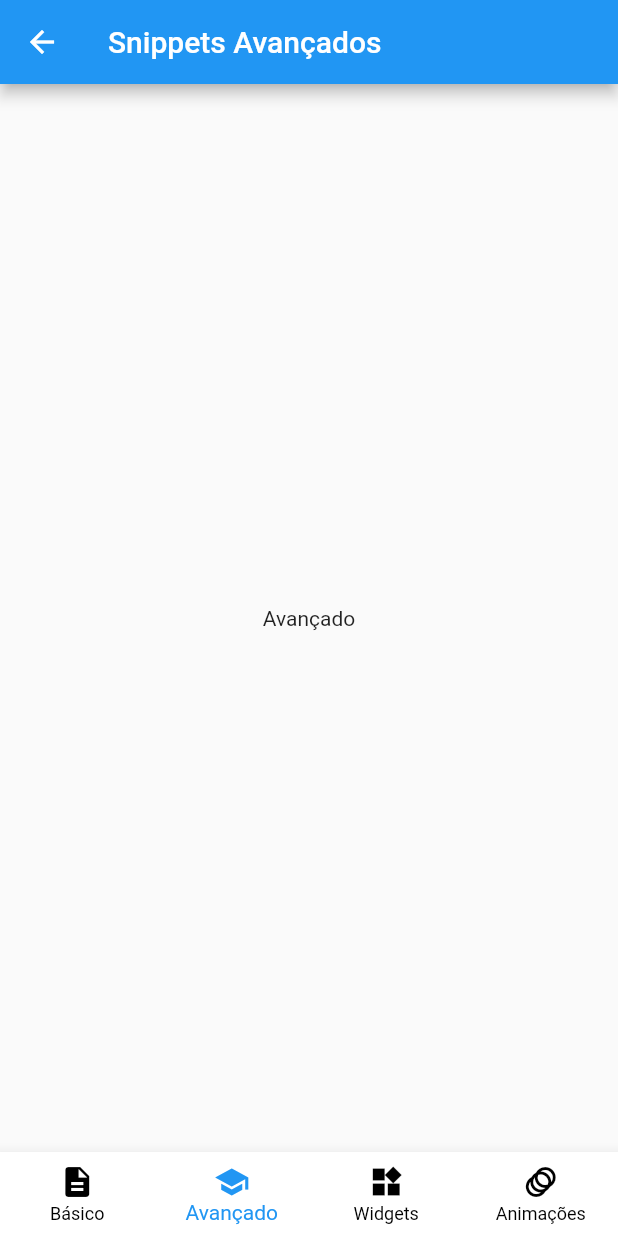
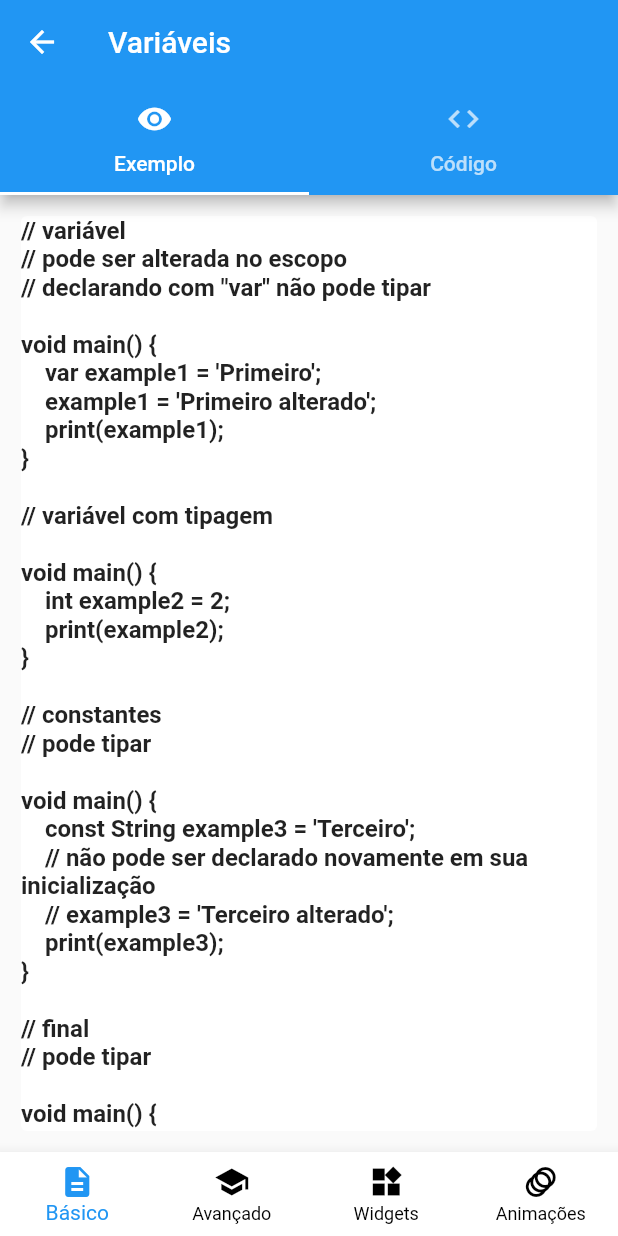
Before and after one commit to charleslana/flutter_snippets, a Flutter app: the screen it shows after launch, after a tap on "Variáveis", on a phone screen of 412 x 824 dp. Run offline on Flutter 3.47's test engine with Material 2 defaults, Android fonts, the phone set to English and light mode, and no system bars.

Commit message:
feat(components): add

```diff
--- /dev/null
+++ b/assets/snippets/variables.txt
@@ -0,0 +1,57 @@
+// variável
+// pode ser alterada no escopo
+// declarando com "var" não pode tipar
+
+void main() {
+    var example1 = 'Primeiro';
+    example1 = 'Primeiro alterado';
+    print(example1);
+}
+
+// variável com tipagem
+
+void main() {
+    int example2 = 2;
+    print(example2);
+}
+
+// constantes
+// pode tipar
+
+void main() {
+    const String example3 = 'Terceiro';
+    // não pode ser declarado novamente em sua inicialização
+    // example3 = 'Terceiro alterado';
+    print(example3);
+}
+
+// final
+// pode tipar
+
+void main() {
+    final String example4 = 'Quarto';
+    // não pode ser declarado novamente em sua inicialização
+    // example4 = 'Quarto alterado';
+    print(example4);
+}
+
+// static em classes
+
+class Example5 {
+  static const String example5 = 'Quinto';
+}
+
+void main() {
+  final _example5 = Example5.example5;
+  print(_example5);
+}
+
+// late
+// pode tipar
+// é inicializada lentamente, até que a variável seja declarada
+
+void main() {
+  late bool example6;
+  example6 = true;
+  print(example6);
+}
--- a/lib/main.dart
+++ b/lib/main.dart
@@ -1,5 +1,6 @@
 import 'package:flutter/material.dart';
 import 'package:flutter_snippets/src/routes/app_routes.dart';
+import 'package:flutter_snippets/src/snippets/snippet_variables.dart';
 import 'package:flutter_snippets/src/views/snippet_advanced.dart';
 import 'package:flutter_snippets/src/views/snippet_animations.dart';
 import 'package:flutter_snippets/src/views/snippet_basic.dart';
@@ -12,7 +13,9 @@ void main() {
 class MyApp extends StatelessWidget {
   @override
   Widget build(BuildContext context) {
-    return MaterialApp(
+    return DefaultTabController(
+      length: 2,
+      child: MaterialApp(
         debugShowCheckedModeBanner: false,
         title: 'Flutter Snippets',
         theme: ThemeData(
@@ -24,7 +27,9 @@ class MyApp extends StatelessWidget {
           AppRoutes.SNIPPET_ADVANCED: (_) => SnippetAdvanced(),
           AppRoutes.SNIPPET_WIDGETS: (_) => SnippetWidgets(),
           AppRoutes.SNIPPET_ANIMATIONS: (_) => SnippetAnimations(),
+          AppRoutes.SNIPPET_VARIABLES: (_) => SnippetVariables(),
         },
+      ),
     );
   }
 }
--- /dev/null
+++ b/lib/src/components/app_bar_with_tab.dart
@@ -0,0 +1,33 @@
+import 'package:flutter/material.dart';
+import 'package:flutter_snippets/src/constants/app_constants.dart';
+
+class AppBarWithTab extends StatelessWidget implements PreferredSizeWidget {
+  final String text;
+
+  const AppBarWithTab({
+    Key? key,
+    required this.text,
+  }) : super(key: key);
+
+  @override
+  Size get preferredSize => Size.fromHeight(130);
+
+  @override
+  Widget build(BuildContext context) {
+    return AppBar(
+      title: Text(text),
+      bottom: TabBar(
+        tabs: [
+          Tab(
+            icon: Icon(Icons.visibility),
+            text: AppConstants.TEXT_BAR_WITH_BAR_EXAMPLE,
+          ),
+          Tab(
+            icon: Icon(Icons.code),
+            text: AppConstants.TEXT_BAR_WITH_BAR_CODE,
+          ),
+        ],
+      ),
+    );
+  }
+}
--- /dev/null
+++ b/lib/src/components/app_tab_bar_code.dart
@@ -0,0 +1,76 @@
+import 'package:flutter/material.dart';
+import 'package:flutter_snippets/src/utils/app_utils.dart';
+
+class AppTabBarCode extends StatelessWidget {
+  final Widget? widget;
+  final String data;
+
+  const AppTabBarCode({
+    Key? key,
+    this.widget,
+    required this.data,
+  }) : super(key: key);
+
+  @override
+  Widget build(BuildContext context) {
+    return TabBarView(
+      children: [
+        Padding(
+          padding: EdgeInsets.all(10.0),
+          child: widget != null
+              ? widget
+              : Card(
+                  elevation: 0,
+                  child: SingleChildScrollView(
+                    child: Text(
+                      data,
+                      style: TextStyle(
+                        fontWeight: FontWeight.bold,
+                        fontSize: 16.0,
+                      ),
+                    ),
+                  ),
+                ),
+        ),
+        Padding(
+          padding: EdgeInsets.all(10.0),
+          child: Card(
+            elevation: 0,
+            child: Column(
+              children: [
+                Padding(
+                  padding: EdgeInsets.all(10),
+                  child: Align(
+                    alignment: Alignment.topRight,
+                    child: CircleAvatar(
+                      radius: 20,
+                      backgroundColor: Colors.blue[400],
+                      child: IconButton(
+                        icon: Icon(
+                          Icons.content_copy,
+                          color: Colors.white,
+                        ),
+                        onPressed: () => AppUtils().copyCode(data, context),
+                      ),
+                    ),
+                  ),
+                ),
+                Expanded(
+                  child: SingleChildScrollView(
+                    child: Text(
+                      data,
+                      style: TextStyle(
+                        fontWeight: FontWeight.bold,
+                        fontSize: 16.0,
+                      ),
+                    ),
+                  ),
+                ),
+              ],
+            ),
+          ),
+        ),
+      ],
+    );
+  }
+}
--- a/lib/src/constants/app_constants.dart
+++ b/lib/src/constants/app_constants.dart
@@ -4,4 +4,6 @@ class AppConstants {
   static const TEXT_TITLE_WIDGETS = 'Snippets Widgets';
   static const TEXT_TITLE_ANIMATIONS = 'Snippets Animações';
   static const TEXT_CARD_BASIC_VARIABLES = 'Variáveis';
+  static const TEXT_BAR_WITH_BAR_EXAMPLE = 'Exemplo';
+  static const TEXT_BAR_WITH_BAR_CODE = 'Código';
 }
--- a/lib/src/routes/app_routes.dart
+++ b/lib/src/routes/app_routes.dart
@@ -3,4 +3,5 @@ class AppRoutes {
   static const SNIPPET_ADVANCED = '/snippet-advanced';
   static const SNIPPET_WIDGETS = '/snippet-widgets';
   static const SNIPPET_ANIMATIONS = '/snippet-animations';
+  static const SNIPPET_VARIABLES = '/snippet-variables';
 }
--- /dev/null
+++ b/lib/src/services/txt_service.dart
@@ -0,0 +1,11 @@
+import 'package:flutter/services.dart' show rootBundle;
+
+class TxtService {
+  Future<String> loadData(String txt) async {
+    try {
+      return await rootBundle.loadString('assets/snippets/$txt.txt');
+    } catch (error) {
+      return '$error';
+    }
+  }
+}
--- /dev/null
+++ b/lib/src/snippets/snippet_variables.dart
@@ -0,0 +1,43 @@
+import 'package:flutter/material.dart';
+import 'package:flutter_snippets/src/components/app_bar_with_tab.dart';
+import 'package:flutter_snippets/src/components/app_bottom_navigation_bar.dart';
+import 'package:flutter_snippets/src/components/app_tab_bar_code.dart';
+import 'package:flutter_snippets/src/constants/app_constants.dart';
+import 'package:flutter_snippets/src/services/txt_service.dart';
+
+class SnippetVariables extends StatefulWidget {
+  const SnippetVariables({Key? key}) : super(key: key);
+
+  @override
+  _SnippetVariablesState createState() => _SnippetVariablesState();
+}
+
+class _SnippetVariablesState extends State<SnippetVariables> {
+  String _data = '';
+
+  Future<void> _loadData() async {
+    final _loadedData = await TxtService().loadData('variables');
+    setState(() {
+      _data = _loadedData;
+    });
+  }
+
+  @override
+  void initState() {
+    super.initState();
+    _loadData();
+  }
+
+  @override
+  Widget build(BuildContext context) {
+    return SafeArea(
+      child: Scaffold(
+        appBar: AppBarWithTab(text: AppConstants.TEXT_CARD_BASIC_VARIABLES),
+        body: AppTabBarCode(data: _data),
+        bottomNavigationBar: AppBottomNavigationBar(
+          index: 0,
+        ),
+      ),
+    );
+  }
+}
--- /dev/null
+++ b/lib/src/utils/app_utils.dart
@@ -0,0 +1,22 @@
+import 'package:flutter/material.dart';
+import 'package:flutter/services.dart';
+
+class AppUtils {
+  copyCode(String data, BuildContext context) {
+    final copy = ClipboardData(text: data);
+    Clipboard.setData(copy).then(
+      (_) => {
+        ScaffoldMessenger.of(context).hideCurrentSnackBar(),
+        ScaffoldMessenger.of(context).showSnackBar(
+          SnackBar(
+            content: Text('Código copiado'),
+            action: SnackBarAction(
+              label: 'Fechar',
+              onPressed: () {},
+            ),
+          ),
+        ),
+      },
+    );
+  }
+}
--- a/lib/src/views/snippet_basic.dart
+++ b/lib/src/views/snippet_basic.dart
@@ -31,8 +31,8 @@ class SnippetBasic extends StatelessWidget {
               AppCard(
                 text: AppConstants.TEXT_CARD_BASIC_VARIABLES,
                 icon: Icons.code,
-                onPressed: () =>
-                    Navigator.of(context).pushNamed(AppRoutes.SNIPPET_ADVANCED),
+                onPressed: () => Navigator.of(context)
+                    .pushNamed(AppRoutes.SNIPPET_VARIABLES),
               ),
             ],
           ),
--- a/pubspec.yaml
+++ b/pubspec.yaml
@@ -45,9 +45,8 @@ flutter:
   uses-material-design: true
 
   # To add assets to your application, add an assets section, like this:
-  # assets:
-  #   - images/a_dot_burr.jpeg
-  #   - images/a_dot_ham.jpeg
+  assets:
+    - assets/snippets/
 
   # An image asset can refer to one or more resolution-specific "variants", see
   # https://flutter.dev/assets-and-images/#resolution-aware.
```
Lines whose indentation alone changed are shown as unchanged.
